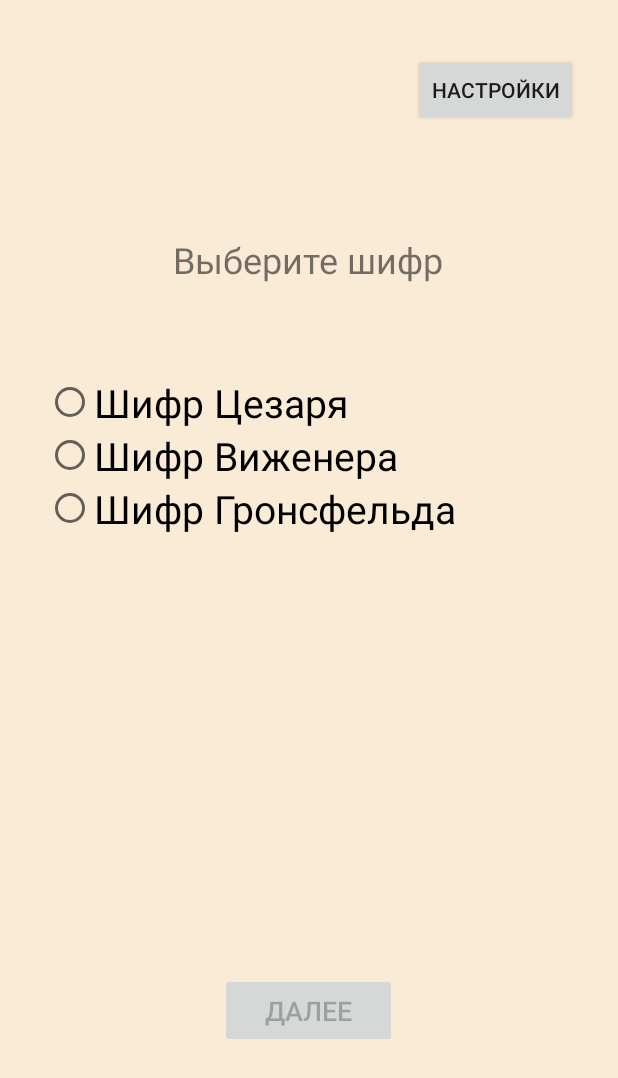
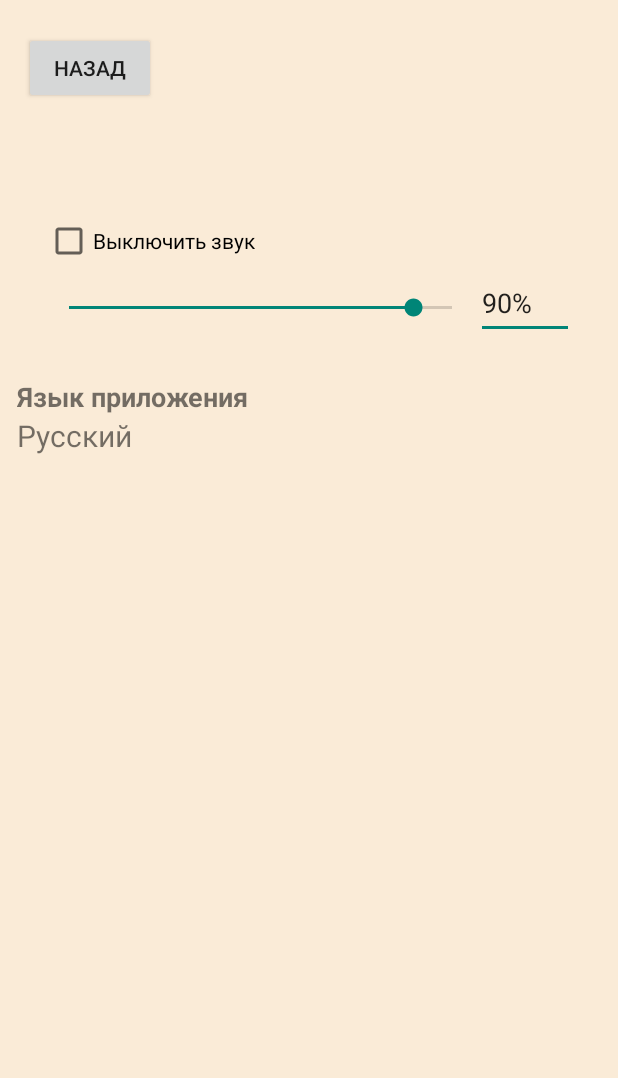
Before and after one commit to TheIzvorg/Encode, an Android app: the MenuActivity screen opened directly, with no data from a screen before it, after a tap on "НАСТРОЙКИ", on a phone screen of 412 x 824 dp. Shown: the top 1078 px of the screen. Run offline under Robolectric (Android 15) with nearby library versions, the light colour scheme and no system bars.

```diff
--- a/app/src/main/java/com/example/encode_isp95vb_rubanov/MenuActivity.java
+++ b/app/src/main/java/com/example/encode_isp95vb_rubanov/MenuActivity.java
@@ -21,21 +21,32 @@ public class MenuActivity extends AppCompatActivity {
     RadioGroup radioGroup;
     Button SelectRadioBtn;
 
-    @Override
-    protected void onCreate(@Nullable Bundle savedInstanceState) {
-        super.onCreate(savedInstanceState);
-        setContentView(R.layout.activity_menu);
+    void init(){
         radioGroup = findViewById(R.id.radioGroup);
+        SelectRadioBtn = findViewById(R.id.menuBtn_SelectRadioBtn);
         radioGroup.setOnCheckedChangeListener(new RadioGroup.OnCheckedChangeListener() {
             @Override
             public void onCheckedChanged(RadioGroup radioGroup, int i) {
                 SelectRadioBtn.setEnabled(true);
             }
         });
-        SelectRadioBtn = findViewById(R.id.menuBtn_SelectRadioBtn);
-        addNewRadioBtnInGroup("Шифр Цезаря");
-        addNewRadioBtnInGroup("Шифр Виженера");
-        addNewRadioBtnInGroup("Шифр Гронсфельда");
+        addNewRadioBtnInGroup(R.string.CheaserChiper);
+        addNewRadioBtnInGroup(R.string.VishenereChiper);
+        addNewRadioBtnInGroup(R.string.GronfieldChiper);
+    }
+
+    @Override
+    protected void onCreate(@Nullable Bundle savedInstanceState) {
+        super.onCreate(savedInstanceState);
+        setContentView(R.layout.activity_menu);
+        init();
+    }
+
+    @Override
+    protected void onRestart() {
+        super.onRestart();
+        setContentView(R.layout.activity_menu);
+        init();
     }
 
     void addNewRadioBtnInGroup(String name){
@@ -43,6 +54,10 @@ public class MenuActivity extends AppCompatActivity {
         radioButton.setText(name);
         radioButton.setTextSize(26);
         radioGroup.addView(radioButton);
+    }
+
+    void addNewRadioBtnInGroup(int rId){
+        addNewRadioBtnInGroup(getResources().getString(rId));
     }
 
     @Override
@@ -58,7 +73,7 @@ public class MenuActivity extends AppCompatActivity {
     }
 
     public void onClickOpenSettings(View view) {
-        // Intent intent = new Intent(this, SettingsActivity.class);
-        // startActivity(intent);
+        Intent intent = new Intent(this, SettingsActivity.class);
+        startActivity(intent);
     }
 }
--- /dev/null
+++ b/app/src/main/java/com/example/encode_isp95vb_rubanov/Settings.java
@@ -0,0 +1,37 @@
+package com.example.encode_isp95vb_rubanov;
+
+import androidx.annotation.IntRange;
+import androidx.annotation.NonNull;
+
+import java.util.Locale;
+
+public class Settings {
+    private static Integer mAudioVolume = 90;
+    private static Locale mLocale = new Locale("ru");
+    private static int mCurrLocaleResId = R.string.RussianLang;
+
+    @IntRange(from = 0, to = 100)
+    public static int getAudioVolume(){
+        return mAudioVolume;
+    }
+
+    public static void setAudioVolume(@NonNull Integer audioVolume){
+        mAudioVolume = audioVolume;
+    }
+
+    public static Locale getLocale(){
+        return mLocale;
+    }
+
+    public static void setLocale(@NonNull Locale currentLocale){
+        mLocale = currentLocale;
+    }
+
+    public static int getCurrLocaleResId(){
+        return mCurrLocaleResId;
+    }
+
+    public static void setCurrLocaleResId(@NonNull Integer currentLocale){
+        mCurrLocaleResId = currentLocale;
+    }
+}
--- /dev/null
+++ b/app/src/main/res/layout/activity_settings.xml
@@ -0,0 +1,100 @@
+<?xml version="1.0" encoding="utf-8"?>
+<androidx.constraintlayout.widget.ConstraintLayout xmlns:android="http://schemas.android.com/apk/res/android"
+    xmlns:app="http://schemas.android.com/apk/res-auto"
+    xmlns:tools="http://schemas.android.com/tools"
+    android:layout_width="match_parent"
+    android:layout_height="match_parent"
+    android:background="@color/AntiqueWhite">
+
+    <SeekBar
+        android:id="@+id/seekBar"
+        android:layout_width="287dp"
+        android:layout_height="42dp"
+        android:progress="90"
+        app:layout_constraintBottom_toBottomOf="parent"
+        app:layout_constraintEnd_toEndOf="parent"
+        app:layout_constraintHorizontal_bias="0.241"
+        app:layout_constraintStart_toStartOf="parent"
+        app:layout_constraintTop_toTopOf="parent"
+        app:layout_constraintVertical_bias="0.236" />
+
+    <EditText
+        android:id="@+id/textBox_AudioVolume"
+        android:layout_width="65dp"
+        android:layout_height="48dp"
+        android:ems="10"
+        android:inputType="textPersonName"
+        android:text="90%"
+        app:layout_constraintBottom_toBottomOf="parent"
+        app:layout_constraintEnd_toEndOf="parent"
+        app:layout_constraintHorizontal_bias="0.916"
+        app:layout_constraintStart_toStartOf="parent"
+        app:layout_constraintTop_toTopOf="parent"
+        app:layout_constraintVertical_bias="0.229" />
+
+    <CheckBox
+        android:id="@+id/checkBox"
+        android:layout_width="wrap_content"
+        android:layout_height="wrap_content"
+        android:minHeight="48dp"
+        android:text="@string/CheckBoxVolumeOff"
+        app:layout_constraintBottom_toTopOf="@+id/seekBar"
+        app:layout_constraintEnd_toEndOf="parent"
+        app:layout_constraintHorizontal_bias="0.111"
+        app:layout_constraintStart_toStartOf="parent"
+        app:layout_constraintTop_toTopOf="parent"
+        app:layout_constraintVertical_bias="1.0" />
+
+    <androidx.constraintlayout.widget.ConstraintLayout
+        android:layout_width="0dp"
+        android:layout_height="100dp"
+        android:onClick="onClickChangeLang"
+        app:layout_constraintBottom_toBottomOf="parent"
+        app:layout_constraintEnd_toEndOf="parent"
+        app:layout_constraintHorizontal_bias="0.0"
+        app:layout_constraintStart_toStartOf="parent"
+        app:layout_constraintTop_toBottomOf="@+id/seekBar"
+        app:layout_constraintVertical_bias="0.021">
+
+        <TextView
+            android:id="@+id/textBox_ChooseLanguage"
+            android:layout_width="wrap_content"
+            android:layout_height="wrap_content"
+            android:text="@string/TextBox_ChooseLang"
+            android:textSize="18sp"
+            android:textStyle="bold"
+            app:layout_constraintBottom_toBottomOf="parent"
+            app:layout_constraintEnd_toEndOf="parent"
+            app:layout_constraintHorizontal_bias="0.045"
+            app:layout_constraintStart_toStartOf="parent"
+            app:layout_constraintTop_toTopOf="parent"
+            app:layout_constraintVertical_bias="0.197" />
+
+        <TextView
+            android:id="@+id/textBox_ChoosedLanguage"
+            android:layout_width="wrap_content"
+            android:layout_height="wrap_content"
+            android:text="@string/RussianLang"
+            android:textSize="20sp"
+            app:layout_constraintBottom_toBottomOf="parent"
+            app:layout_constraintEnd_toEndOf="parent"
+            app:layout_constraintHorizontal_bias="0.033"
+            app:layout_constraintStart_toStartOf="parent"
+            app:layout_constraintTop_toBottomOf="@+id/textBox_ChooseLanguage"
+            app:layout_constraintVertical_bias="0.0" />
+    </androidx.constraintlayout.widget.ConstraintLayout>
+
+    <Button
+        android:id="@+id/btn_Settings_Back"
+        android:layout_width="wrap_content"
+        android:layout_height="wrap_content"
+        android:onClick="onClickBack"
+        android:text="@string/Back"
+        app:layout_constraintBottom_toTopOf="@+id/checkBox"
+        app:layout_constraintEnd_toEndOf="parent"
+        app:layout_constraintHorizontal_bias="0.049"
+        app:layout_constraintStart_toStartOf="parent"
+        app:layout_constraintTop_toTopOf="parent"
+        app:layout_constraintVertical_bias="0.238" />
+
+</androidx.constraintlayout.widget.ConstraintLayout>
--- a/app/src/main/res/values/strings.xml
+++ b/app/src/main/res/values/strings.xml
@@ -1,5 +1,5 @@
 <resources>
-    <string name="app_name">Encode</string>
+    <string name="app_name" translatable="false">Encode</string>
     <string name="btn_Registration">Ещё не зарегистрированны? Самое время!</string>
     <string name="btn_LogIn">Войти</string>
     <string name="TextBlock_LogIn">Логин</string>
@@ -10,5 +10,17 @@
     <string name="MenuTextBox_Heading">Выберите шифр</string>
     <string name="CipherBtnName1">Зашифровать</string>
     <string name="CipherBtnName2">Расшифровать</string>
+    <string name="CheckBoxVolumeOff">Выключить звук</string>
+    <string name="TextBox_ChooseLang">Язык приложения</string>
+    <string name="RussianLang" translatable="false">Русский</string>
+    <string name="EnglishLang" translatable="false">English</string>
+    <string name="Back">Назад</string>
+    <string name="CheaserChiper">Шифр Цезаря</string>
+    <string name="VishenereChiper">Шифр Виженера</string>
+    <string name="GronfieldChiper">Шифр Гронсфельда</string>
+    <string name="TextBoxKey">Ключ:</string>
+    <string name="EncodeAct">Зашифровка</string>
+    <string name="DecodeAct">Расшифровка</string>
+    <string name="Result">Результат</string>
 
 </resources>
```
Also changed, not shown: app/src/main/AndroidManifest.xml (+4 -3 lines), app/src/main/java/com/example/encode_isp95vb_rubanov/Ciphers.java (+63 -52 lines), app/src/main/java/com/example/encode_isp95vb_rubanov/EncodeActivity.java (+43 -1 lines), app/src/main/java/com/example/encode_isp95vb_rubanov/MainActivity.java (+7 -4 lines), app/src/main/java/com/example/encode_isp95vb_rubanov/SettingsActivity.java (added, +155 -0 lines), app/src/main/res/layout/activity_encode.xml (+57 -19 lines), 2 other files.
